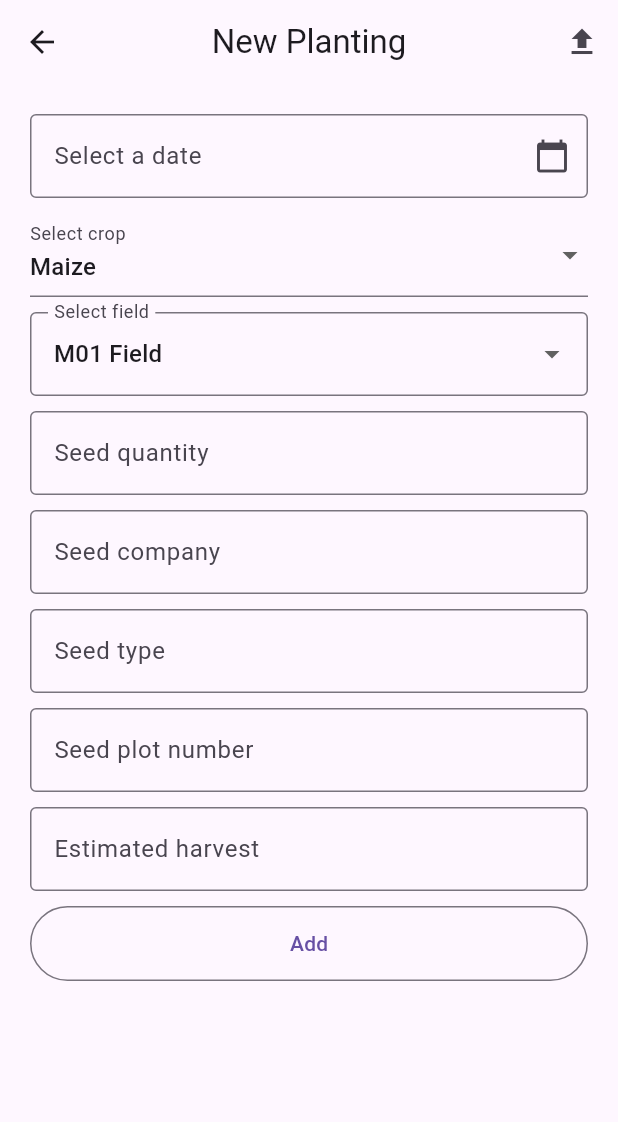
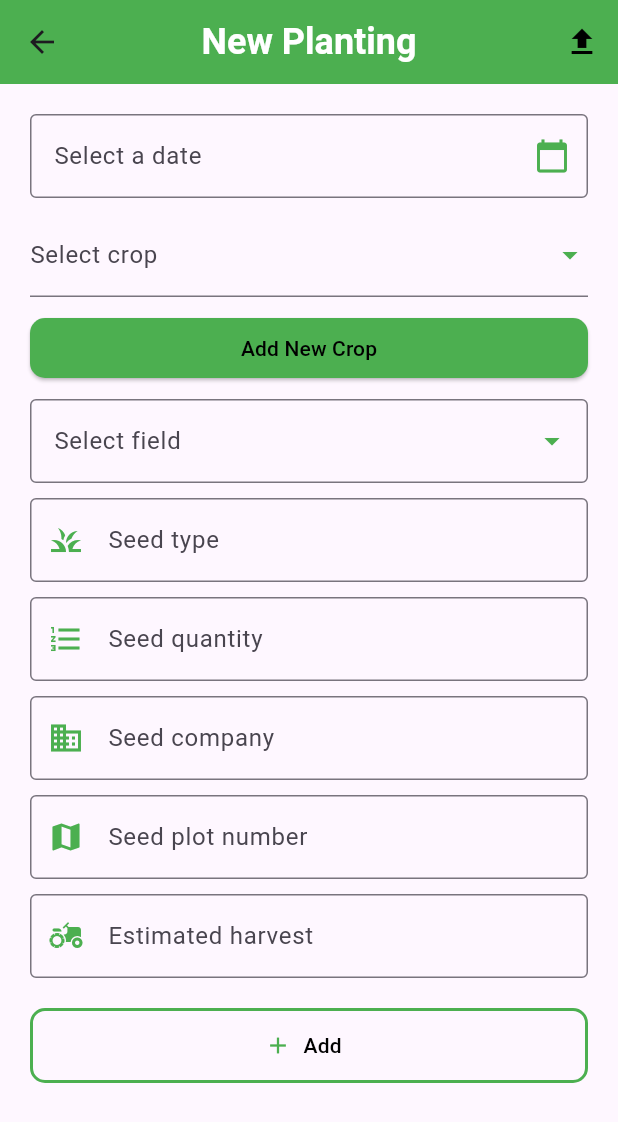
Before and after one commit to bsc-inf-20-19/FarmRecordsManagementSystem, a Flutter app: the NewPlantPage screen opened directly, on a phone screen of 412 x 824 dp. Shown: the top 1122 px of the screen. Run offline on Flutter 3.47's test engine with Material 3 defaults, Android fonts, the phone set to English and light mode, and no system bars; our stand-ins replace csv, file_picker, open_file, sqflite, sqflite_common_ffi; missing offline and left inert: excel; accounts and stored records are empty.

Commit message:
updated new planting page to be configurable and details page to communicate well

```diff
--- a/farm_records_management_system/lib/components/crops_section.dart
+++ b/farm_records_management_system/lib/components/crops_section.dart
@@ -1,4 +1,6 @@
 import 'package:farm_records_management_system/screens/activity_screen.dart';
+import 'package:farm_records_management_system/screens/crop_list_page.dart';
+import 'package:farm_records_management_system/screens/new_crop_page.dart';
 import 'package:farm_records_management_system/widgets/crops/activity/activity_card.dart';
 import 'package:farm_records_management_system/widgets/crops/activity/crop_list_card.dart';
 import 'package:flutter/material.dart';
@@ -23,7 +25,7 @@ class CropsSection extends StatelessWidget {
                   onTap: () {
                     Navigator.push(
                       context,
-                      MaterialPageRoute(builder: (context) => Details(cropCompany: '',cropHarvest: '', cropPlotNumber: '', cropType: '',)),
+                      MaterialPageRoute(builder: (context) => CropListPage()),
                     );
                   },
                   child: const CropListCard(),
--- a/farm_records_management_system/lib/screens/detail_page.dart
+++ b/farm_records_management_system/lib/screens/detail_page.dart
@@ -14,7 +14,7 @@ class Details extends StatefulWidget {
     required this.cropCompany,
     required this.cropType,
     required this.cropPlotNumber,
-    required this.cropHarvest,
+    required this.cropHarvest, required String seedType,
   }) : super(key: key);
 
   final String cropCompany;
@@ -183,6 +183,7 @@ class _DetailsState extends State<Details> {
         planting['cropPlotNumber'] ?? 'N/A',
         planting['cropHarvest'] ?? 'N/A',
         planting['date'] ?? 'N/A',
+        planting['seedType'] ?? 'N/A',
       ]);
     }
 
@@ -306,7 +307,7 @@ class _DetailsState extends State<Details> {
                               _buildDetailRow('Field', planting['field'], Icons.landscape),
                               _buildDetailRow('Seed Quantity', planting['description'], Icons.production_quantity_limits),
                               _buildDetailRow('Seed Company', planting['cropCompany'], Icons.business),
-                              _buildDetailRow('Seed Type', planting['cropType'], Icons.grass),
+                              _buildDetailRow('Seed Type', planting['seedType'], Icons.grass),
                               _buildDetailRow('Seed Plot Number', planting['cropPlotNumber'], Icons.confirmation_number),
                               _buildDetailRow('Estimated Harvest', planting['cropHarvest'], Icons.eco),
                               _buildDetailRow('Date', planting['date'], Icons.date_range),
--- /dev/null
+++ b/farm_records_management_system/lib/screens/new_crop_page.dart
@@ -0,0 +1,115 @@
+import 'package:farm_records_management_system/screens/databaseHelper.dart';
+import 'package:flutter/material.dart';
+
+class NewCropPage extends StatefulWidget {
+  const NewCropPage({Key? key}) : super(key: key);
+
+  @override
+  _NewCropPageState createState() => _NewCropPageState();
+}
+
+class _NewCropPageState extends State<NewCropPage> {
+  final _cropNameController = TextEditingController();
+  final _harvestUnitsController = TextEditingController();
+  final _notesController = TextEditingController();
+
+  @override
+  void dispose() {
+    _cropNameController.dispose();
+    _harvestUnitsController.dispose();
+    _notesController.dispose();
+    super.dispose();
+  }
+
+  Future<void> _addNewCrop() async {
+    if (_cropNameController.text.isNotEmpty && _harvestUnitsController.text.isNotEmpty) {
+      Map<String, dynamic> cropData = {
+        'name': _cropNameController.text,
+        'harvestUnits': _harvestUnitsController.text,
+        'notes': _notesController.text,
+      };
+
+      await DatabaseHelper.insertCrop(cropData);
+
+      ScaffoldMessenger.of(context).showSnackBar(
+        const SnackBar(content: Text('New crop added successfully')),
+      );
+
+      Navigator.pop(context, true); // Return true to indicate a new crop was added
+    } else {
+      ScaffoldMessenger.of(context).showSnackBar(
+        const SnackBar(content: Text('Please fill in all required fields')),
+      );
+    }
+  }
+
+  @override
+  Widget build(BuildContext context) {
+    return Scaffold(
+      appBar: AppBar(
+        title: const Text('New Crop'),
+        centerTitle: true,
+      ),
+      body: Container(
+        padding: const EdgeInsets.all(20.0),
+        child: ListView(
+          children: [
+            MyTextField(
+              myController: _cropNameController,
+              fieldName: "Crop Name",
+            ),
+            const SizedBox(height: 10.0),
+            MyTextField(
+              myController: _harvestUnitsController,
+              fieldName: "Harvest Units",
+            ),
+            const SizedBox(height: 10.0),
+            MyTextField(
+              myController: _notesController,
+              fieldName: "Notes",
+            ),
+            const SizedBox(height: 20.0),
+            myBtn(context),
+          ],
+        ),
+      ),
+    );
+  }
+
+  OutlinedButton myBtn(BuildContext context) {
+    return OutlinedButton(
+      style: OutlinedButton.styleFrom(minimumSize: const Size(200, 50)),
+      onPressed: _addNewCrop,
+      child: const Text("Add Crop"),
+    );
+  }
+}
+
+class MyTextField extends StatelessWidget {
+  const MyTextField({
+    Key? key,
+    required this.myController,
+    required this.fieldName,
+    this.myIcon = Icons.verified_user_outlined,
+    this.prefixIconColor = Colors.blueAccent,
+  }) : super(key: key);
+
+  final TextEditingController myController;
+  final String fieldName;
+  final IconData myIcon;
+  final Color prefixIconColor;
+
+  @override
+  Widget build(BuildContext context) {
+    return TextFormField(
+      controller: myController,
+      decoration: InputDecoration(
+        labelText: fieldName,
+        border: const OutlineInputBorder(),
+        focusedBorder: OutlineInputBorder(
+          borderSide: BorderSide(color: Colors.green.shade300),
+        ),
+      ),
+    );
+  }
+}
--- a/farm_records_management_system/lib/screens/new_planting.dart
+++ b/farm_records_management_system/lib/screens/new_planting.dart
@@ -1,5 +1,4 @@
 import 'dart:convert';
-
 import 'package:farm_records_management_system/screens/databaseHelper.dart';
 import 'package:farm_records_management_system/screens/detail_page.dart';
 import 'package:flutter/material.dart';
@@ -7,9 +6,10 @@ import 'package:file_picker/file_picker.dart';
 import 'dart:io';
 import 'package:csv/csv.dart';
 import 'package:excel/excel.dart';
+import 'new_crop_page.dart';
 
 class NewPlantPage extends StatefulWidget {
-  const NewPlantPage({super.key});
+  const NewPlantPage({Key? key}) : super(key: key);
 
   @override
   _NewPlantPageState createState() => _NewPlantPageState();
@@ -17,8 +17,53 @@ class NewPlantPage extends StatefulWidget {
 
 class _NewPlantPageState extends State<NewPlantPage> {
   DateTime? _selectedDate;
+  final _cropDecController = TextEditingController();
+  final _cropCompanyController = TextEditingController();
+  final _cropPlotController = TextEditingController();
+  final _cropHarvestController = TextEditingController();
+  final _cropDropdownController = TextEditingController();
+  final _fieldDropdownController = TextEditingController();
+  final _seedTypeController = TextEditingController();
 
-  // Function to show the date picker and set the selected date
+  List<String> _cropTypeList = [];
+  List<String> _fieldList = ["Field A", "Field B", "Field C", "Field D"];
+
+  @override
+  void initState() {
+    super.initState();
+    _fetchCropTypes();
+  }
+
+  Future<void> _fetchCropTypes() async {
+    final crops = await DatabaseHelper.getCrops();
+    setState(() {
+      _cropTypeList = crops.map((crop) => crop['name'] as String).toList();
+    });
+  }
+
+  Future<void> _navigateToAddCropPage() async {
+    final result = await Navigator.push(
+      context,
+      MaterialPageRoute(builder: (context) => const NewCropPage()),
+    );
+
+    if (result == true) {
+      _fetchCropTypes(); // Refresh the crop types after adding a new crop
+    }
+  }
+
+  @override
+  void dispose() {
+    _cropDecController.dispose();
+    _cropCompanyController.dispose();
+    _cropPlotController.dispose();
+    _cropHarvestController.dispose();
+    _cropDropdownController.dispose();
+    _fieldDropdownController.dispose();
+    _seedTypeController.dispose();
+    super.dispose();
+  }
+
   Future<void> _selectDate(BuildContext context) async {
     final DateTime? picked = await showDatePicker(
       context: context,
@@ -27,46 +72,11 @@ class _NewPlantPageState extends State<NewPlantPage> {
       lastDate: DateTime(2100),
     );
 
-    // If the user picked a date, set the selected date state
     if (picked != null && picked != _selectedDate) {
       setState(() {
         _selectedDate = picked;
       });
     }
-  }
-
-  _NewPlantPageState() {
-    _cropDropdownController.text = _cropTypeList[0];
-    _fieldDropdownController.text = _fieldList[0];
-  }
-
-  final _cropDecController = TextEditingController();
-  final _cropCompanyController = TextEditingController();
-  final _cropTypeController = TextEditingController();
-  final _cropPlotController = TextEditingController();
-  final _cropHarvestController = TextEditingController();
-
-  final List<String> _cropTypeList = ["Maize", "Tobacco", "G. Nuts", "Beans"];
-  final _cropDropdownController = TextEditingController();
-
-  final List<String> _fieldList = [
-    "M01 Field",
-    "T01 Field",
-    "G01 Field",
-    "B01 Field"
-  ];
-  final _fieldDropdownController = TextEditingController();
-
-  @override
-  void dispose() {
-    _cropDecController.dispose();
-    _cropCompanyController.dispose();
-    _cropTypeController.dispose();
-    _cropPlotController.dispose();
-    _cropHarvestController.dispose();
-    _cropDropdownController.dispose();
-    _fieldDropdownController.dispose();
-    super.dispose();
   }
 
   Future<void> _importFromFile() async {
@@ -92,6 +102,7 @@ class _NewPlantPageState extends State<NewPlantPage> {
             'cropType': row[5],
             'cropPlotNumber': row[6],
             'cropHarvest': row[7],
+            'seedType': row[8],
           };
           await DatabaseHelper.insertPlanting(plantingData);
         }
@@ -111,6 +122,7 @@ class _NewPlantPageState extends State<NewPlantPage> {
               'cropType': row[5]?.value,
               'cropPlotNumber': row[6]?.value,
               'cropHarvest': row[7]?.value,
+              'seedType': row[8]?.value,
             };
             await DatabaseHelper.insertPlanting(plantingData);
           }
@@ -129,11 +141,20 @@ class _NewPlantPageState extends State<NewPlantPage> {
   Widget build(BuildContext context) {
     return Scaffold(
       appBar: AppBar(
-        title: const Text('New Planting'),
+        title: const Text(
+          'New Planting',
+          style: TextStyle(
+            fontSize: 24,
+            fontWeight: FontWeight.bold,
+            color: Colors.white,
+          ),
+        ),
         centerTitle: true,
+        backgroundColor: Colors.green,
         actions: [
           IconButton(
-            icon: const Icon(Icons.file_upload),
+            icon: const Icon(Icons.file_upload, color: Colors.black),
+            tooltip: 'Import Data',
             onPressed: _importFromFile,
           ),
         ],
@@ -142,13 +163,13 @@ class _NewPlantPageState extends State<NewPlantPage> {
         padding: const EdgeInsets.all(20.0),
         child: ListView(
           children: [
-            TextField(
+            GestureDetector(
+              onTap: () => _selectDate(context),
+              child: AbsorbPointer(
+                child: TextFormField(
                   decoration: InputDecoration(
                     labelText: 'Select a date',
-                suffixIcon: IconButton(
-                  icon: const Icon(Icons.calendar_today),
-                  onPressed: () => _selectDate(context),
-                ),
+                    suffixIcon: Icon(Icons.calendar_today, color: Colors.green),
                     border: const OutlineInputBorder(),
                     focusedBorder: OutlineInputBorder(
                       borderSide: BorderSide(color: Colors.blue.shade300),
@@ -161,11 +182,11 @@ class _NewPlantPageState extends State<NewPlantPage> {
                   ),
                   readOnly: true,
                 ),
+              ),
+            ),
             const SizedBox(height: 10.0),
-
-            // DropDown crop name and field
             DropdownButtonFormField(
-              value: _cropDropdownController.text,
+              value: _cropDropdownController.text.isNotEmpty ? _cropDropdownController.text : null,
               items: _cropTypeList
                   .map((e) => DropdownMenuItem(
                         value: e,
@@ -177,13 +198,26 @@ class _NewPlantPageState extends State<NewPlantPage> {
                   _cropDropdownController.text = val as String;
                 });
               },
-              icon: const Icon(Icons.arrow_drop_down_outlined),
+              icon: const Icon(Icons.arrow_drop_down_outlined, color: Colors.green),
               decoration: const InputDecoration(
-                  labelText: "Select crop", border: UnderlineInputBorder()),
+                labelText: "Select crop",
+                border: UnderlineInputBorder(),
+              ),
+            ),
+            const SizedBox(height: 10.0),
+            ElevatedButton(
+              onPressed: _navigateToAddCropPage,
+              child: const Text('Add New Crop', style: TextStyle(color: Colors.black)),
+              style: ElevatedButton.styleFrom(
+                backgroundColor: Colors.green,
+                shape: RoundedRectangleBorder(
+                  borderRadius: BorderRadius.circular(10.0),
+                ),
+              ),
             ),
             const SizedBox(height: 10.0),
             DropdownButtonFormField(
-              value: _fieldDropdownController.text,
+              value: _fieldDropdownController.text.isNotEmpty ? _fieldDropdownController.text : null,
               items: _fieldList
                   .map((e) => DropdownMenuItem(
                         value: e,
@@ -195,38 +229,50 @@ class _NewPlantPageState extends State<NewPlantPage> {
                   _fieldDropdownController.text = val as String;
                 });
               },
-              icon: const Icon(Icons.arrow_drop_down_outlined),
+              icon: const Icon(Icons.arrow_drop_down_outlined, color: Colors.green),
               decoration: const InputDecoration(
-                  labelText: "Select field", border: OutlineInputBorder()),
+                labelText: "Select field",
+                border: OutlineInputBorder(),
+              ),
             ),
             const SizedBox(height: 10.0),
-
-            // Textfields for seeds information
+            MyTextField(
+              myController: _seedTypeController,
+              fieldName: "Seed type",
+              myIcon: Icons.grass,
+              prefixIconColor: Colors.green,
+            ),
+            const SizedBox(height: 10.0),
             MyTextField(
               myController: _cropDecController,
               fieldName: "Seed quantity",
+              myIcon: Icons.format_list_numbered,
+              prefixIconColor: Colors.green,
+              inputType: TextInputType.number,
             ),
             const SizedBox(height: 10.0),
             MyTextField(
               myController: _cropCompanyController,
               fieldName: "Seed company",
-            ),
-            const SizedBox(height: 10.0),
-            MyTextField(
-              myController: _cropTypeController,
-              fieldName: "Seed type",
+              myIcon: Icons.business,
+              prefixIconColor: Colors.green,
             ),
             const SizedBox(height: 10.0),
             MyTextField(
               myController: _cropPlotController,
               fieldName: "Seed plot number",
+              myIcon: Icons.map,
+              prefixIconColor: Colors.green,
+              inputType: TextInputType.number,
             ),
             const SizedBox(height: 10.0),
             MyTextField(
               myController: _cropHarvestController,
               fieldName: "Estimated harvest",
+              myIcon: Icons.agriculture,
+              prefixIconColor: Colors.green,
             ),
-            const SizedBox(height: 10.0),
+            const SizedBox(height: 20.0),
             myBtn(context),
           ],
         ),
@@ -235,62 +281,72 @@ class _NewPlantPageState extends State<NewPlantPage> {
   }
 
   OutlinedButton myBtn(BuildContext context) {
-    return OutlinedButton(
-      style: OutlinedButton.styleFrom(minimumSize: const Size(200, 50)),
+    return OutlinedButton.icon(
+      style: OutlinedButton.styleFrom(
+        minimumSize: const Size(200, 50),
+        shape: RoundedRectangleBorder(
+          borderRadius: BorderRadius.circular(10.0),
+        ),
+        side: const BorderSide(color: Colors.green, width: 2),
+      ),
       onPressed: () async {
-        // Create a map to hold the data
         Map<String, dynamic> plantingData = {
           'date': _selectedDate != null ? '${_selectedDate!.toLocal()}'.split(' ')[0] : '',
           'crop': _cropDropdownController.text,
           'field': _fieldDropdownController.text,
           'description': _cropDecController.text,
           'cropCompany': _cropCompanyController.text,
-          'cropType': _cropTypeController.text,
+          'cropType': _cropDropdownController.text,
           'cropPlotNumber': _cropPlotController.text,
           'cropHarvest': _cropHarvestController.text,
+          'seedType': _seedTypeController.text,
         };
 
-        // Insert data into the database
         await DatabaseHelper.insertPlanting(plantingData);
 
-        // Navigate to the Details page and pass the data
         Navigator.push(
           context,
           MaterialPageRoute(builder: (context) {
             return Details(
               cropCompany: _cropCompanyController.text,
-              cropType: _cropTypeController.text,
+              cropType: _cropDropdownController.text,
               cropPlotNumber: _cropPlotController.text,
               cropHarvest: _cropHarvestController.text,
+              seedType: _seedTypeController.text,
             );
           }),
         );
       },
-      child: const Text("Add"),
+      icon: const Icon(Icons.add, color: Colors.green),
+      label: const Text("Add", style: TextStyle(color: Colors.black)),
     );
   }
 }
 
 class MyTextField extends StatelessWidget {
   const MyTextField({
-    super.key,
+    Key? key,
     required this.myController,
     required this.fieldName,
     this.myIcon = Icons.verified_user_outlined,
     this.prefixIconColor = Colors.blueAccent,
-  });
+    this.inputType = TextInputType.text,
+  }) : super(key: key);
 
   final TextEditingController myController;
   final String fieldName;
   final IconData myIcon;
   final Color prefixIconColor;
+  final TextInputType inputType;
 
   @override
   Widget build(BuildContext context) {
     return TextFormField(
       controller: myController,
+      keyboardType: inputType,
       decoration: InputDecoration(
         labelText: fieldName,
+        prefixIcon: Icon(myIcon, color: prefixIconColor),
         border: const OutlineInputBorder(),
         focusedBorder: OutlineInputBorder(
           borderSide: BorderSide(color: Colors.green.shade300),
```
Also changed, not shown: farm_records_management_system/lib/screens/crop_list_page.dart (added, +72 -0 lines), farm_records_management_system/lib/screens/databaseHelper.dart (+61 -2 lines). Lines whose indentation alone changed are shown as unchanged.
